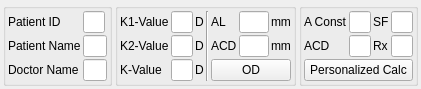
Old version of the form calculator_patient.ui in the repository siborion/siborion_american_scan.
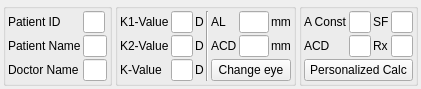
New version of the form. Custom widgets are drawn as their Qt base class.

```diff
--- a/calculator_patient.ui
+++ b/calculator_patient.ui
@@ -95,7 +95,7 @@
       <item row="2" column="4" colspan="3">
        <widget class="QPushButton" name="pbSide">
         <property name="text">
-         <string>OD</string>
+         <string>Change eye</string>
         </property>
        </widget>
       </item>
```
